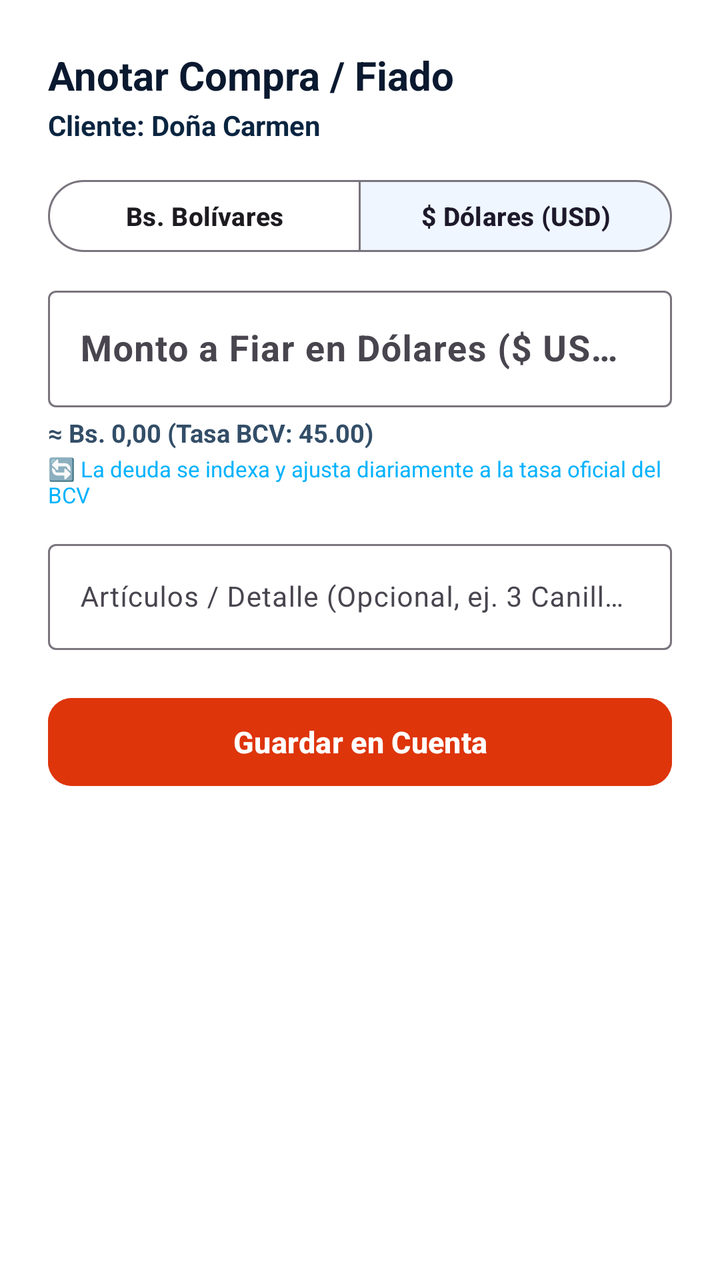
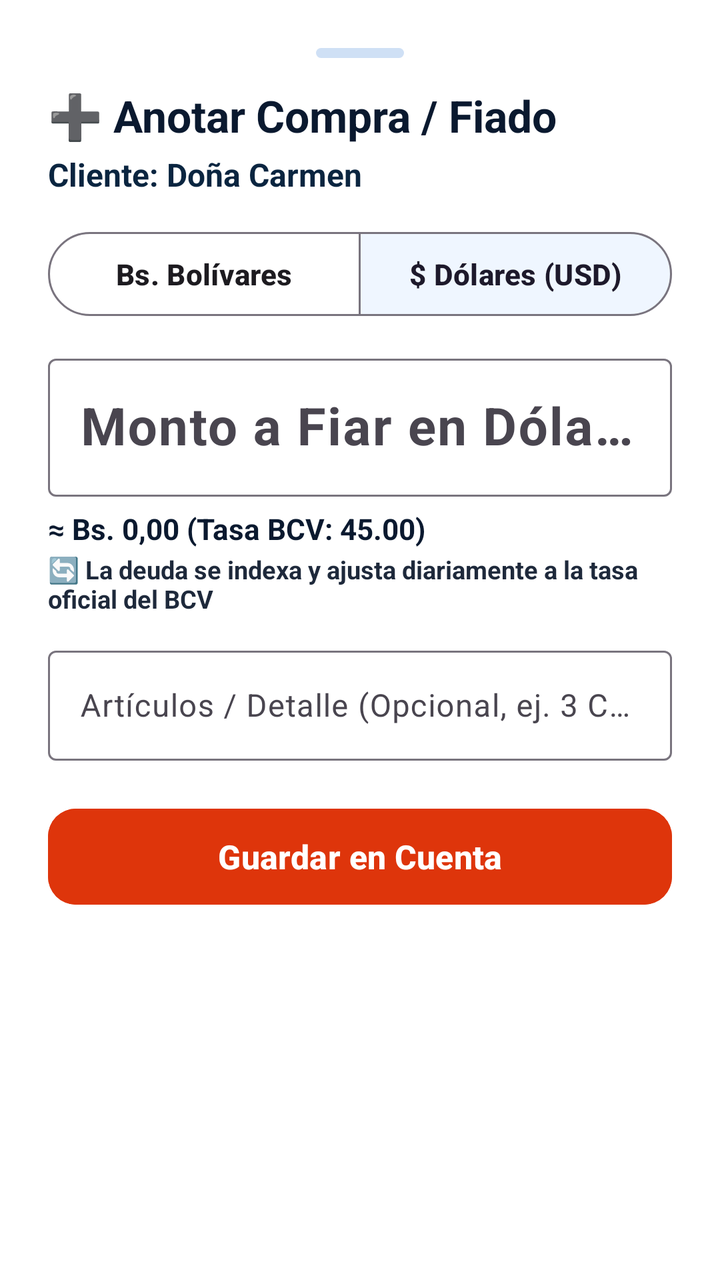

Screens rendered from an Android XML layout before and after an edit, with the pre-edit source and the edit as a unified diff.
<!-- AndroidManifest.xml: application theme Theme.Zeasy -->
<!-- res/layout/dialog_add_charge.xml -->
<?xml version="1.0" encoding="utf-8"?>
<LinearLayout xmlns:android="http://schemas.android.com/apk/res/android"
    xmlns:app="http://schemas.android.com/apk/res-auto"
    android:layout_width="match_parent"
    android:layout_height="wrap_content"
    android:orientation="vertical"
    android:padding="24dp"
    android:background="@color/surface">

    <TextView
        android:id="@+id/tvChargeTitle"
        android:layout_width="wrap_content"
        android:layout_height="wrap_content"
        android:text="Anotar Compra / Fiado"
        android:textStyle="bold"
        android:textColor="@color/text_primary"
        android:textSize="20sp" />

    <TextView
        android:id="@+id/tvChargeClientName"
        android:layout_width="wrap_content"
        android:layout_height="wrap_content"
        android:layout_marginTop="2dp"
        android:text="Cliente: Doña Carmen"
        android:textColor="@color/primary"
        android:textStyle="bold"
        android:textSize="14sp" />

    
    <LinearLayout
        android:id="@+id/layoutCreditNoticeBanner"
        android:layout_width="match_parent"
        android:layout_height="wrap_content"
        android:layout_marginTop="10dp"
        android:orientation="horizontal"
        android:background="#E8F5E9"
        android:padding="10dp"
        android:gravity="center_vertical"
        android:visibility="gone">

        <TextView
            android:id="@+id/tvCreditNoticeText"
            android:layout_width="match_parent"
            android:layout_height="wrap_content"
            android:text="🟢 Este cliente tiene $5.00 a favor. Se descontará automáticamente de este crédito."
            android:textColor="#2E7D32"
            android:textStyle="bold"
            android:textSize="12sp" />
    </LinearLayout>

    
    <com.google.android.material.button.MaterialButtonToggleGroup
        android:id="@+id/toggleChargeCurrency"
        android:layout_width="match_parent"
        android:layout_height="wrap_content"
        android:layout_marginTop="14dp"
        app:singleSelection="true"
        app:selectionRequired="true"
        app:checkedButton="@id/btnChargeCurrencyUsd">

        <com.google.android.material.button.MaterialButton
            android:id="@+id/btnChargeCurrencyVes"
            style="@style/Widget.Material3.Button.OutlinedButton"
            android:layout_width="0dp"
            android:layout_height="44dp"
            android:layout_weight="1"
            android:text="Bs. Bolívares"
            android:textSize="13sp"
            android:textStyle="bold" />

        <com.google.android.material.button.MaterialButton
            android:id="@+id/btnChargeCurrencyUsd"
            style="@style/Widget.Material3.Button.OutlinedButton"
            android:layout_width="0dp"
            android:layout_height="44dp"
            android:layout_weight="1"
            android:text="$ Dólares (USD)"
            android:textSize="13sp"
            android:textStyle="bold" />
    </com.google.android.material.button.MaterialButtonToggleGroup>

    
    <com.google.android.material.textfield.TextInputLayout
        android:id="@+id/tilChargeAmount"
        android:layout_width="match_parent"
        android:layout_height="wrap_content"
        android:layout_marginTop="10dp"
        android:hint="Monto a Fiar en Dólares ($ USD) *">

        <com.google.android.material.textfield.TextInputEditText
            android:id="@+id/etChargeAmountUsd"
            android:layout_width="match_parent"
            android:layout_height="wrap_content"
            android:inputType="numberDecimal"
            android:textColor="@color/text_primary"
            android:textSize="18sp"
            android:textStyle="bold" />
    </com.google.android.material.textfield.TextInputLayout>

    
    <TextView
        android:id="@+id/tvChargeEquivBs"
        android:layout_width="wrap_content"
        android:layout_height="wrap_content"
        android:layout_marginTop="4dp"
        android:text="≈ Bs. 0,00 (Tasa BCV: 45.00)"
        android:textColor="@color/text_secondary"
        android:textStyle="bold"
        android:textSize="12.5sp" />

    <TextView
        android:layout_width="wrap_content"
        android:layout_height="wrap_content"
        android:layout_marginTop="2dp"
        android:text="🔄 La deuda se indexa y ajusta diariamente a la tasa oficial del BCV"
        android:textColor="@color/ubii_cyan"
        android:textSize="11sp" />

    
    <com.google.android.material.textfield.TextInputLayout
        android:layout_width="match_parent"
        android:layout_height="wrap_content"
        android:layout_marginTop="12dp"
        android:hint="Artículos / Detalle (Opcional, ej. 3 Canillas, Queso)">

        <com.google.android.material.textfield.TextInputEditText
            android:id="@+id/etChargeConcept"
            android:layout_width="match_parent"
            android:layout_height="wrap_content"
            android:textColor="@color/text_primary"
            android:textSize="14sp" />
    </com.google.android.material.textfield.TextInputLayout>

    <com.google.android.material.button.MaterialButton
        android:id="@+id/btnConfirmCharge"
        android:layout_width="match_parent"
        android:layout_height="52dp"
        android:layout_marginTop="20dp"
        android:text="Guardar en Cuenta"
        android:textSize="15sp"
        android:textStyle="bold"
        app:cornerRadius="12dp"
        android:backgroundTint="#DE350B"
        android:textColor="@color/white" />

</LinearLayout>
<!-- resources referenced by this layout -->
<resources>
  <color name="primary">#0A2540</color>
  <color name="surface">#FFFFFF</color>
  <color name="text_primary">#0A192F</color>
  <color name="text_secondary">#334E68</color>
  <color name="ubii_cyan">#00B2FE</color>
  <color name="white">#FFFFFF</color>
  <style name="Theme.Zeasy" parent="Theme.Material3.DayNight.NoActionBar">
          
          <item name="colorPrimary">@color/accent_green</item>
          <item name="colorPrimaryContainer">@color/accent_green_bg</item>
          <item name="colorOnPrimary">@color/white</item>
          <item name="colorSecondary">@color/accent_blue</item>
          <item name="colorSecondaryContainer">@color/accent_blue_bg</item>
  
          
          <item name="android:statusBarColor">@color/primary</item>
          <item name="android:windowLightStatusBar">false</item>
          <item name="android:colorBackground">@color/background</item>
  
          
          <item name="android:textColor">@color/text_primary</item>
  
          
          <item name="bottomNavigationStyle">@style/Widget.Zeasy.BottomNavigationView</item>
      </style>
  <color name="accent_green">#00875A</color>
  <color name="accent_green_bg">#E3FCEF</color>
  <color name="accent_blue">#0052FF</color>
  <color name="accent_blue_bg">#EFF6FF</color>
  <color name="background">#F4F8FC</color>
  <style name="Widget.Zeasy.BottomNavigationView" parent="Widget.Material3.BottomNavigationView">
          <item name="itemRippleColor">@color/accent_green_bg</item>
          <item name="android:background">@color/surface</item>
          <item name="itemIconTint">@color/nav_selector</item>
          <item name="itemTextColor">@color/nav_selector</item>
      </style>
</resources>

<!-- the commit's change to res/layout/dialog_add_charge.xml (unified diff, before → after) -->
@@ -7,24 +7,33 @@
     android:padding="24dp"
     android:background="@color/surface">
 
+    
+    <View
+        android:layout_width="44dp"
+        android:layout_height="5dp"
+        android:layout_gravity="center_horizontal"
+        android:layout_marginBottom="14dp"
+        android:background="@drawable/bg_badge_rounded"
+        android:backgroundTint="@color/border" />
+
     <TextView
         android:id="@+id/tvChargeTitle"
         android:layout_width="wrap_content"
         android:layout_height="wrap_content"
-        android:text="Anotar Compra / Fiado"
+        android:text="➕ Anotar Compra / Fiado"
         android:textStyle="bold"
         android:textColor="@color/text_primary"
-        android:textSize="20sp" />
+        android:textSize="22sp" />
 
     <TextView
         android:id="@+id/tvChargeClientName"
         android:layout_width="wrap_content"
         android:layout_height="wrap_content"
-        android:layout_marginTop="2dp"
+        android:layout_marginTop="4dp"
         android:text="Cliente: Doña Carmen"
         android:textColor="@color/primary"
         android:textStyle="bold"
-        android:textSize="14sp" />
+        android:textSize="16sp" />
 
     
     <LinearLayout
@@ -34,7 +43,7 @@
         android:layout_marginTop="10dp"
         android:orientation="horizontal"
         android:background="#E8F5E9"
-        android:padding="10dp"
+        android:padding="12dp"
         android:gravity="center_vertical"
         android:visibility="gone">
 
@@ -43,9 +52,9 @@
             android:layout_width="match_parent"
             android:layout_height="wrap_content"
             android:text="🟢 Este cliente tiene $5.00 a favor. Se descontará automáticamente de este crédito."
-            android:textColor="#2E7D32"
+            android:textColor="#065F46"
             android:textStyle="bold"
-            android:textSize="12sp" />
+            android:textSize="13.5sp" />
     </LinearLayout>
 
     
@@ -62,20 +71,22 @@
             android:id="@+id/btnChargeCurrencyVes"
             style="@style/Widget.Material3.Button.OutlinedButton"
             android:layout_width="0dp"
-            android:layout_height="44dp"
+            android:layout_height="50dp"
             android:layout_weight="1"
             android:text="Bs. Bolívares"
-            android:textSize="13sp"
+            android:textAllCaps="false"
+            android:textSize="14.5sp"
             android:textStyle="bold" />
 
         <com.google.android.material.button.MaterialButton
             android:id="@+id/btnChargeCurrencyUsd"
             style="@style/Widget.Material3.Button.OutlinedButton"
             android:layout_width="0dp"
-            android:layout_height="44dp"
+            android:layout_height="50dp"
             android:layout_weight="1"
             android:text="$ Dólares (USD)"
-            android:textSize="13sp"
+            android:textAllCaps="false"
+            android:textSize="14.5sp"
             android:textStyle="bold" />
     </com.google.android.material.button.MaterialButtonToggleGroup>
 
@@ -84,7 +95,7 @@
         android:id="@+id/tilChargeAmount"
         android:layout_width="match_parent"
         android:layout_height="wrap_content"
-        android:layout_marginTop="10dp"
+        android:layout_marginTop="12dp"
         android:hint="Monto a Fiar en Dólares ($ USD) *">
 
         <com.google.android.material.textfield.TextInputEditText
@@ -93,7 +104,7 @@
             android:layout_height="wrap_content"
             android:inputType="numberDecimal"
             android:textColor="@color/text_primary"
-            android:textSize="18sp"
+            android:textSize="26sp"
             android:textStyle="bold" />
     </com.google.android.material.textfield.TextInputLayout>
 
@@ -102,19 +113,21 @@
         android:id="@+id/tvChargeEquivBs"
         android:layout_width="wrap_content"
         android:layout_height="wrap_content"
-        android:layout_marginTop="4dp"
+        android:layout_marginTop="6dp"
         android:text="≈ Bs. 0,00 (Tasa BCV: 45.00)"
-        android:textColor="@color/text_secondary"
+        android:textColor="@color/text_primary"
         android:textStyle="bold"
-        android:textSize="12.5sp" />
+        android:textSize="14.5sp" />
 
     <TextView
+        android:id="@+id/tvChargeBcvNotice"
         android:layout_width="wrap_content"
         android:layout_height="wrap_content"
         android:layout_marginTop="2dp"
         android:text="🔄 La deuda se indexa y ajusta diariamente a la tasa oficial del BCV"
-        android:textColor="@color/ubii_cyan"
-        android:textSize="11sp" />
+        android:textColor="@color/text_secondary"
+        android:textStyle="bold"
+        android:textSize="12.5sp" />
 
     
     <com.google.android.material.textfield.TextInputLayout
@@ -128,18 +141,19 @@
             android:layout_width="match_parent"
             android:layout_height="wrap_content"
             android:textColor="@color/text_primary"
-            android:textSize="14sp" />
+            android:textSize="15.5sp" />
     </com.google.android.material.textfield.TextInputLayout>
 
     <com.google.android.material.button.MaterialButton
         android:id="@+id/btnConfirmCharge"
         android:layout_width="match_parent"
-        android:layout_height="52dp"
+        android:layout_height="56dp"
         android:layout_marginTop="20dp"
         android:text="Guardar en Cuenta"
-        android:textSize="15sp"
+        android:textAllCaps="false"
+        android:textSize="16.5sp"
         android:textStyle="bold"
-        app:cornerRadius="12dp"
+        app:cornerRadius="14dp"
         android:backgroundTint="#DE350B"
         android:textColor="@color/white" />
 
<!-- resource entries referenced after the edit -->
@@ -1,11 +1,18 @@
 <!-- resources referenced by this layout -->
 <resources>
+  <color name="border">#CFE0F5</color>
   <color name="primary">#0A2540</color>
   <color name="surface">#FFFFFF</color>
   <color name="text_primary">#0A192F</color>
-  <color name="text_secondary">#334E68</color>
-  <color name="ubii_cyan">#00B2FE</color>
+  <color name="text_secondary">#1E293B</color>
   <color name="white">#FFFFFF</color>
+  <!-- drawable bg_badge_rounded (drawable) -->
+  <?xml version="1.0" encoding="utf-8"?>
+  <shape xmlns:android="http://schemas.android.com/apk/res/android"
+      android:shape="rectangle">
+      <corners android:radius="12dp" />
+      <solid android:color="@color/accent_blue" />
+  </shape>
   <style name="Theme.Zeasy" parent="Theme.Material3.DayNight.NoActionBar">
           
           <item name="colorPrimary">@color/accent_green</item>
